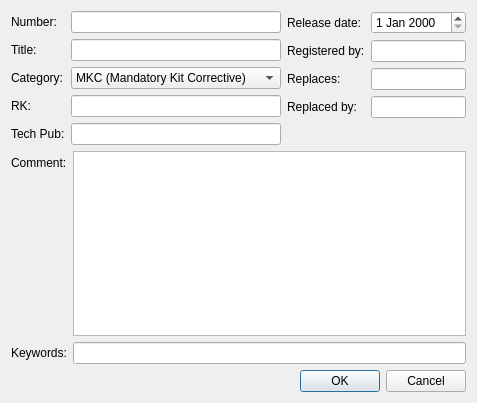
First picture: the form in DlgTB.ui, repository Folco68/TBI, before the edit.
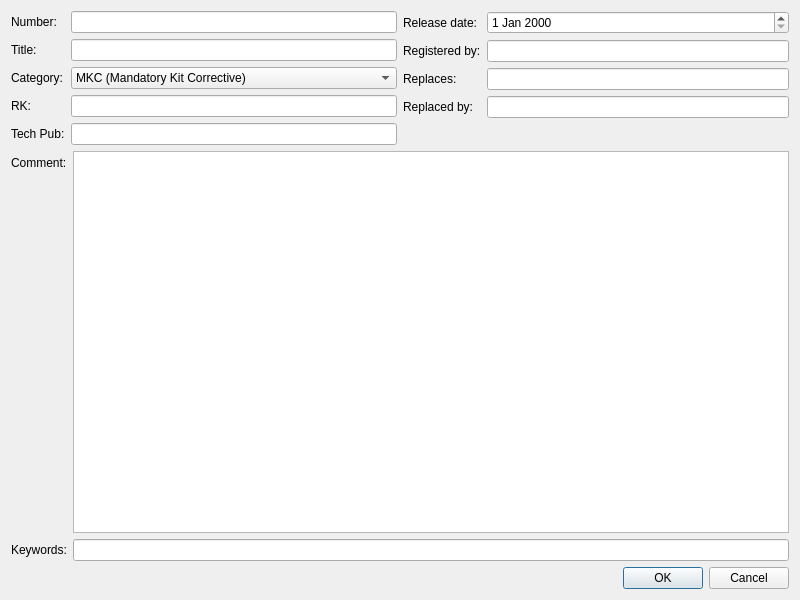
Second picture: the form after the edit.

Commit message: - removed MainWindow buttons for TB creation, edition and deletion - added a context menu to handle TB - added the ability to copy or open TB URL

The edit to the form file:
```diff
--- a/DlgTB.ui
+++ b/DlgTB.ui
@@ -6,10 +6,16 @@
    <rect>
     <x>0</x>
     <y>0</y>
-    <width>477</width>
-    <height>403</height>
+    <width>800</width>
+    <height>600</height>
    </rect>
   </property>
+  <property name="minimumSize">
+   <size>
+    <width>800</width>
+    <height>600</height>
+   </size>
+  </property>
   <property name="acceptDrops">
    <bool>true</bool>
   </property>
@@ -201,6 +207,12 @@
      </item>
      <item row="0" column="1">
       <widget class="QPlainTextEdit" name="TexteditComment">
+       <property name="sizePolicy">
+        <sizepolicy hsizetype="Expanding" vsizetype="Expanding">
+         <horstretch>0</horstretch>
+         <verstretch>0</verstretch>
+        </sizepolicy>
+       </property>
        <property name="acceptDrops">
         <bool>false</bool>
        </property>
```
The commit also changes 4 other files.
